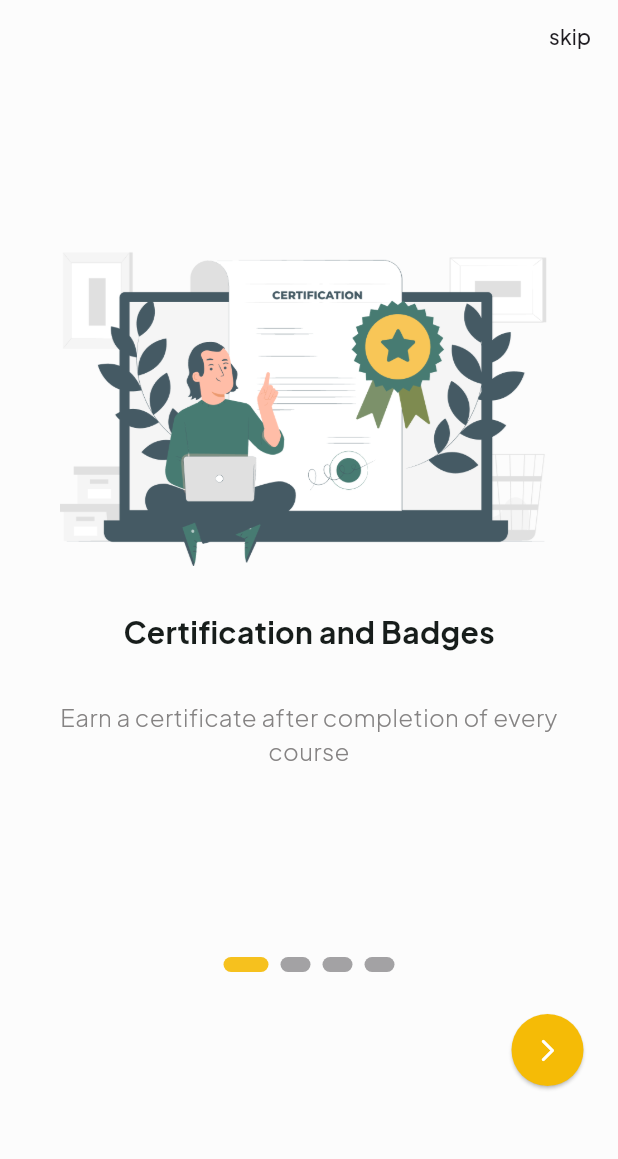
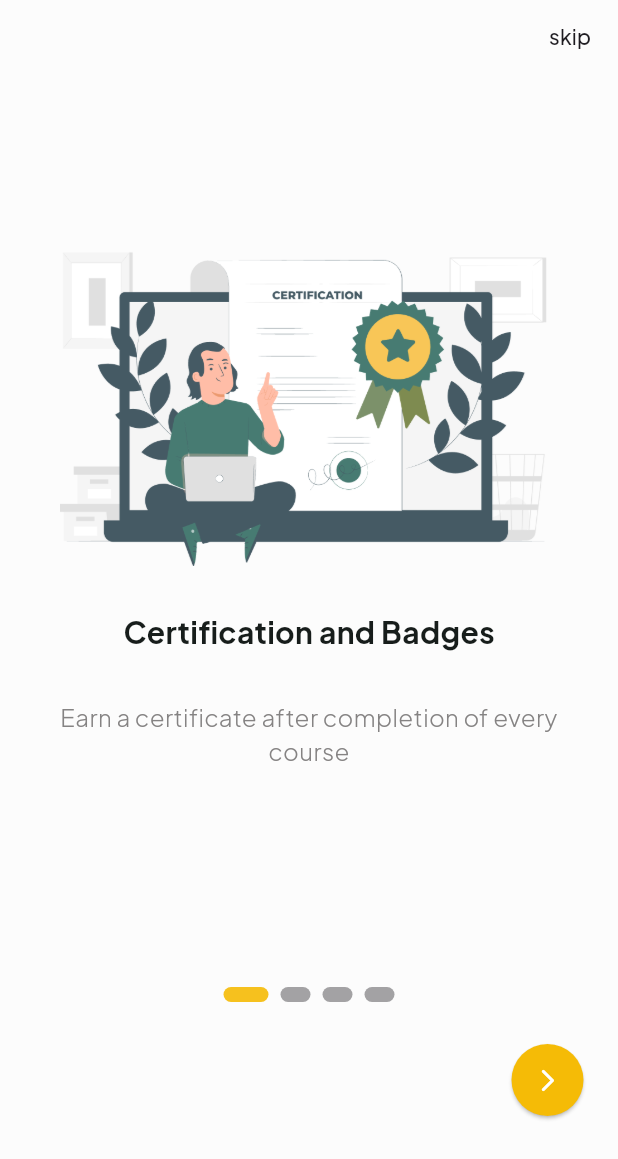
Before and after one commit to HappySolutions/edu_vista, a Flutter app: the screen it shows after launch, on a phone screen of 412 x 824 dp. Shown: the top 1159 px of the screen. Run offline on Flutter 3.47's test engine with Material 3 defaults, Android fonts, the phone set to English and light mode, and no system bars.

Commit message:
refactor code

```diff
--- a/lib/pages/on_boarding_page.dart
+++ b/lib/pages/on_boarding_page.dart
@@ -92,23 +92,12 @@ class _OnBoardingPageState extends State<OnBoardingPage> {
               flex: 1,
               child: Column(
                 children: [
+                  const SizedBox(
+                    height: 20,
+                  ),
                   Row(
                     mainAxisAlignment: MainAxisAlignment.center,
-                    children: onboardingItems.asMap().entries.map((entry) {
-                      return Container(
-                        width: entry.key == current ? 30 : 20,
-                        height: 10.0,
-                        margin: const EdgeInsets.symmetric(
-                            vertical: 8.0, horizontal: 4.0),
-                        decoration: BoxDecoration(
-                            borderRadius: BorderRadius.circular(10),
-                            shape: BoxShape.rectangle,
-                            color: (entry.key == current
-                                    ? ColorUtility.secondry
-                                    : ColorUtility.mediumBlack)
-                                .withOpacity(current == entry.key ? 0.9 : 0.4)),
-                      );
-                    }).toList(),
+                    children: drawIndicators(),
                   ),
                   Padding(
                     padding: const EdgeInsets.symmetric(
@@ -155,4 +144,21 @@ class _OnBoardingPageState extends State<OnBoardingPage> {
       ),
     );
   }
+
+  List<Container> drawIndicators() {
+    return onboardingItems.asMap().entries.map((entry) {
+      return Container(
+        width: entry.key == current ? 30 : 20,
+        height: 10.0,
+        margin: const EdgeInsets.symmetric(vertical: 8.0, horizontal: 4.0),
+        decoration: BoxDecoration(
+            borderRadius: BorderRadius.circular(10),
+            shape: BoxShape.rectangle,
+            color: (entry.key == current
+                    ? ColorUtility.secondry
+                    : ColorUtility.mediumBlack)
+                .withOpacity(current == entry.key ? 0.9 : 0.4)),
+      );
+    }).toList();
+  }
 }
```
